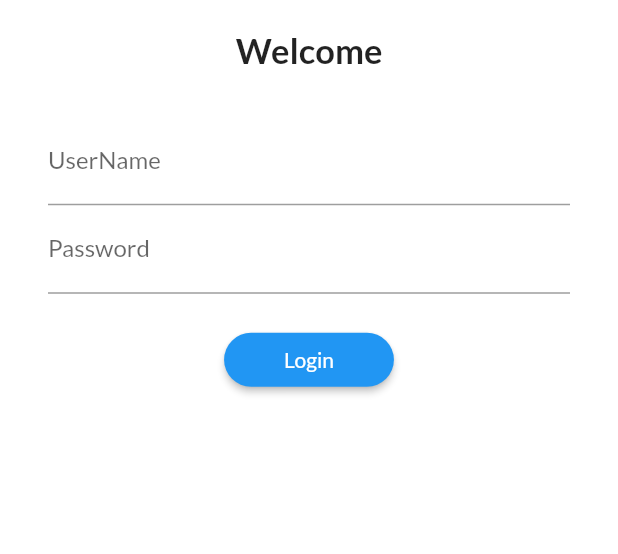
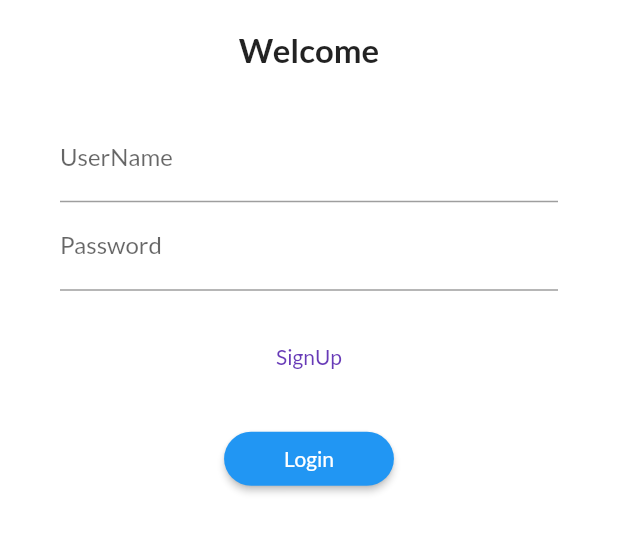
Before and after one commit to AbdullahMalike/Flutter_Ecommerce2, a Flutter app: the screen it shows after launch, on a phone screen of 412 x 824 dp, the part 467-1021 px from its top. Run offline on Flutter 3.47's test engine with Material 3 defaults, Android fonts, the phone set to English and light mode, and no system bars; our stand-ins replace google_fonts.

Commit message:
day 5 completed

```diff
--- a/lib/main.dart
+++ b/lib/main.dart
@@ -1,10 +1,12 @@
 import 'package:flutter/material.dart';
 import 'package:flutterpractise/pages/home_page.dart';
 import 'package:flutterpractise/pages/loginpage.dart';
+import 'package:flutterpractise/pages/signup.dart';
+import 'package:flutterpractise/utilies/routes.dart';
 import 'package:google_fonts/google_fonts.dart';
 
 void main() {
-  runApp( MyApp());
+  runApp(MyApp());
 }
 
 class MyApp extends StatelessWidget {
@@ -12,31 +14,23 @@ class MyApp extends StatelessWidget {
 
   @override
   Widget build(BuildContext context) {
-
-    return  MaterialApp(
+    return MaterialApp(
       debugShowCheckedModeBanner: false,
-    theme: ThemeData(useMaterial3: false,
-
+      theme: ThemeData(
+        useMaterial3: false,
         primarySwatch: Colors.deepPurple,
         fontFamily: GoogleFonts.lato().fontFamily,
-  //  textTheme: GoogleFonts.latoTextTheme()
       ),
-
-
       themeMode: ThemeMode.system,
       darkTheme: ThemeData(brightness: Brightness.dark),
+      initialRoute: "/", // or use "/"
+      routes: {
+        "/": (context) => LoginPage(),
 
-
-   //  home: HomePage(),
-
-// initialRoute: "/home",
-routes: {
-  "/": (context)=> LoginPage(),
-  "/home" : (context)=> HomePage(),
-  "/login" : (context)=> LoginPage()
+        MyRoutes.homeRoute: (context) => HomePage(),
+        MyRoutes.loginRoute:(context)=>LoginPage(),
+        MyRoutes.signup :(context)=>SignUp()
       },
-
-
     );
   }
 }
--- a/lib/pages/loginpage.dart
+++ b/lib/pages/loginpage.dart
@@ -1,68 +1,79 @@
 import 'package:flutter/material.dart';
+import 'package:flutter/rendering.dart';
+import 'package:flutterpractise/utilies/routes.dart';
 
 class LoginPage extends StatelessWidget {
   const LoginPage({super.key});
 
   @override
   Widget build(BuildContext context) {
-    return Material(
-      color: Colors.white,
+    return Scaffold(
+      backgroundColor: Colors.white,
+      body: SafeArea(child: LayoutBuilder(builder: (context, Constraints) {
+        return SingleChildScrollView(
+          child: ConstrainedBox(
+            constraints: BoxConstraints(
+              minHeight: Constraints.maxHeight,
+            ),
+            child: IntrinsicHeight(
               child: Column(
                 children: [
                   Image.asset(
                     "assets/images/logo.png",
                     fit: BoxFit.cover,
                   ),
-          const SizedBox(
-            height: 20,
-          ),
-          const Text(
+                  SizedBox(height: 20),
+                  Text(
                     "Welcome",
-            style: TextStyle(
-              fontSize: 23,
-              fontWeight: FontWeight.bold,
-            ),
-          ),
-          const SizedBox(
-            height: 20,
+                    style: TextStyle(fontSize: 22, fontWeight: FontWeight.bold),
                   ),
                   Padding(
-            padding: const EdgeInsets.symmetric(vertical: 10.0, horizontal: 32),
+                    padding: EdgeInsets.symmetric(vertical: 30, horizontal: 40),
                     child: Column(
                       children: [
                         TextFormField(
-                  decoration: const InputDecoration(
+                          decoration: InputDecoration(
                               hintText: "Enter Your Name",
-                    labelText: "UserName",
+                              labelText: "UserName"),
+                        ),
+                        TextFormField(
+                          obscureText: true,
+                          decoration: InputDecoration(
+                            hintText: "Enter Password",
+                            labelText: "Password",
                           ),
                         ),
-                TextFormField(
-                  obscureText: true, // es se password hide ho jaen ga
-                  decoration: InputDecoration(
-                      hintText: "Enter Password", labelText: "Password"),
+                        SizedBox(
+                          height: 20,
                         ),
+                        TextButton(
+                            onPressed: () {
+                              Navigator.pushNamed(context, MyRoutes.signup);
+                            },
+                            child: Text("SignUp")),
                         SizedBox(
                           height: 20,
                         ),
                         ElevatedButton(
                           onPressed: () {
-                    print("Clicked");
+                            Navigator.pushNamed(context, MyRoutes.homeRoute);
                           },
                           child: Text("Login"),
-
-                  style: TextButton.styleFrom(
+                          style: ElevatedButton.styleFrom(
                               padding: EdgeInsets.symmetric(horizontal: 40),
                               backgroundColor: Colors.blue,
                               shape: RoundedRectangleBorder(
                                   borderRadius: BorderRadius.circular(20))),
-
-
                         )
                       ],
                     ),
-          )
+                  ),
                 ],
               ),
+            ),
+          ),
+        );
+      })),
     );
   }
 }
--- /dev/null
+++ b/lib/utilies/routes.dart
@@ -0,0 +1,7 @@
+class MyRoutes {
+  static String loginRoute = "/login";
+
+  static String homeRoute = "/home";
+
+  static String signup = "/signup";
+}
```
Also changed, not shown: lib/pages/signup.dart (added, +90 -0 lines). Lines whose indentation alone changed are shown as unchanged.
